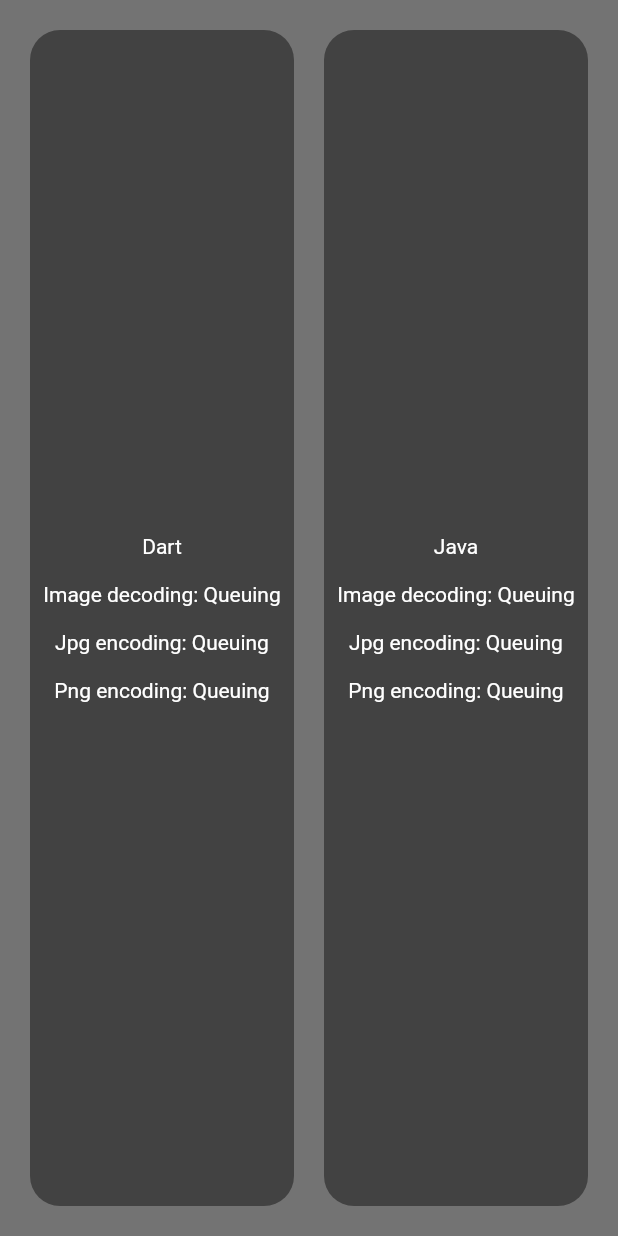
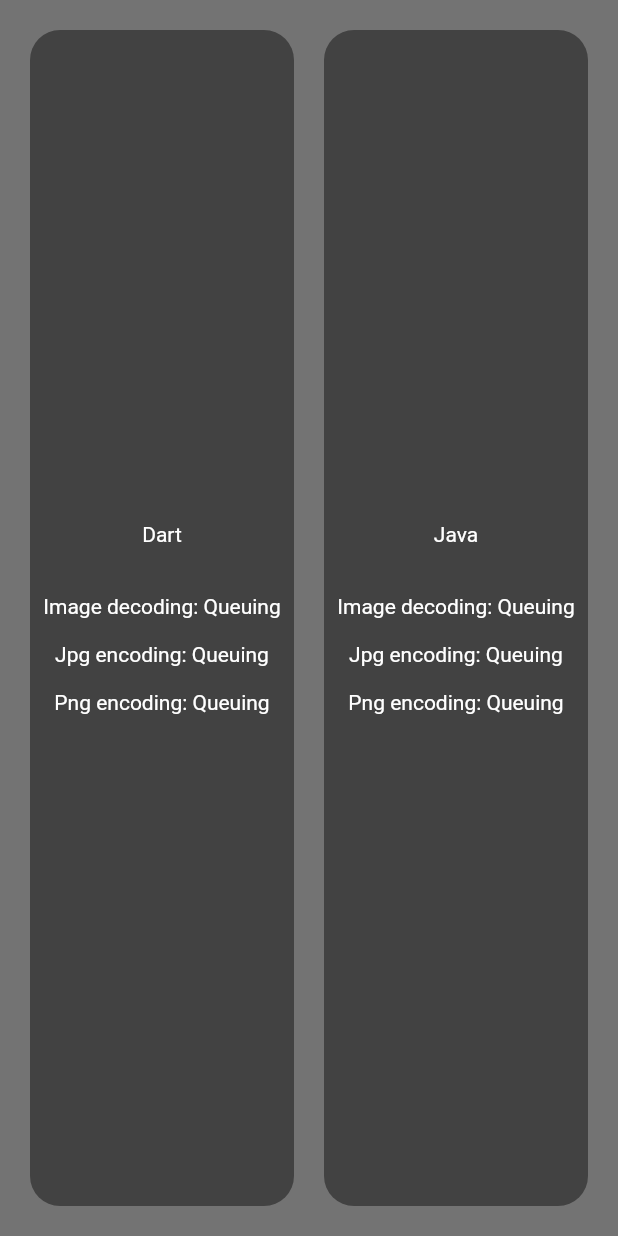
Before and after one commit to PtrHtn/speed_of_img_endec, a Flutter app: the LandscapeLayout screen opened directly, on a phone screen of 412 x 824 dp. Run offline on Flutter 3.47's test engine with Material 2 defaults, Android fonts, the phone set to English and light mode, and no system bars; our stand-ins replace file_picker, get; statements that could not run were skipped.

Commit message:
Update text formating in results landscape_layout

```diff
--- a/lib/pages/results/widgets/landscape_layout.dart
+++ b/lib/pages/results/widgets/landscape_layout.dart
@@ -35,7 +35,7 @@ class LandscapeLayoutBody extends GetView<ResultsController> {
               ),
               child: Column(mainAxisAlignment: MainAxisAlignment.center,
                 children: [
-                  Text("Dart\n"),
+                  Text("Dart\n\n"),
                   controller.dartImageDecoded.value == false
                       ? Text("Image decoding: ${controller.dartQueuingImageDecoding.value ? 'Queuing' : 'Processing'}\n")
                       : Text(
@@ -64,7 +64,7 @@ class LandscapeLayoutBody extends GetView<ResultsController> {
               ),
               child: Column(mainAxisAlignment: MainAxisAlignment.center,
                 children: [
-                  Text("Java\n"),
+                  Text("Java\n\n"),
                   controller.javaImageDecoded.value == false
                       ? Text("Image decoding: ${controller.javaQueuingImageDecoding.value ? 'Queuing' : 'Processing'}\n")
                       : Text(
```
